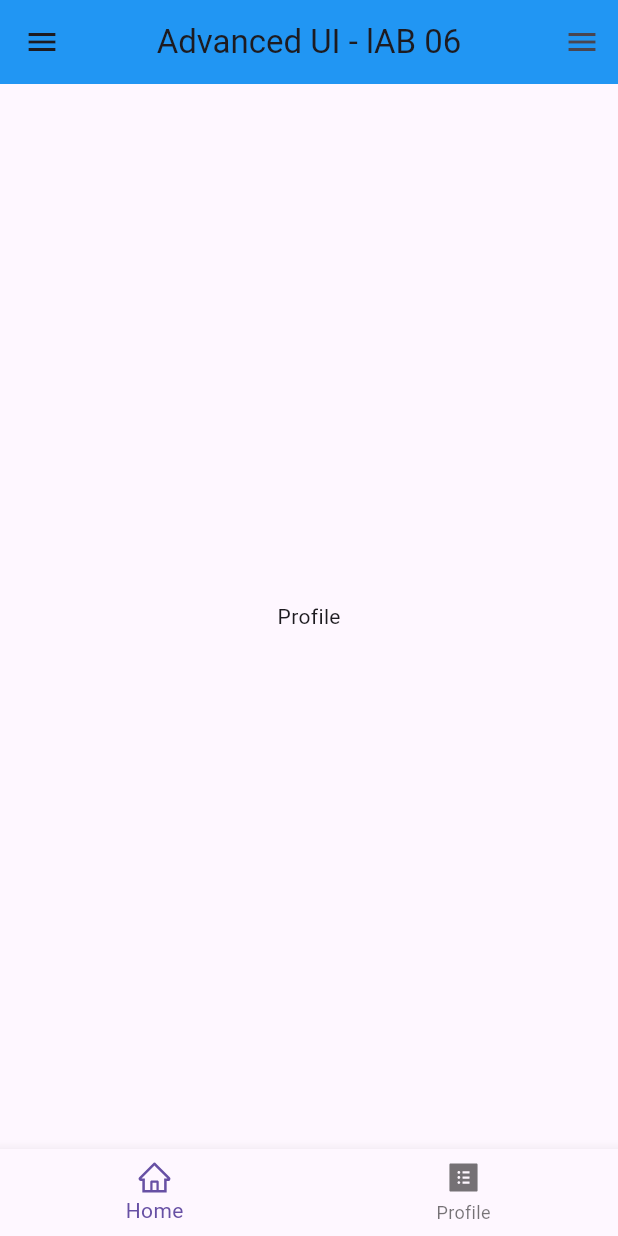
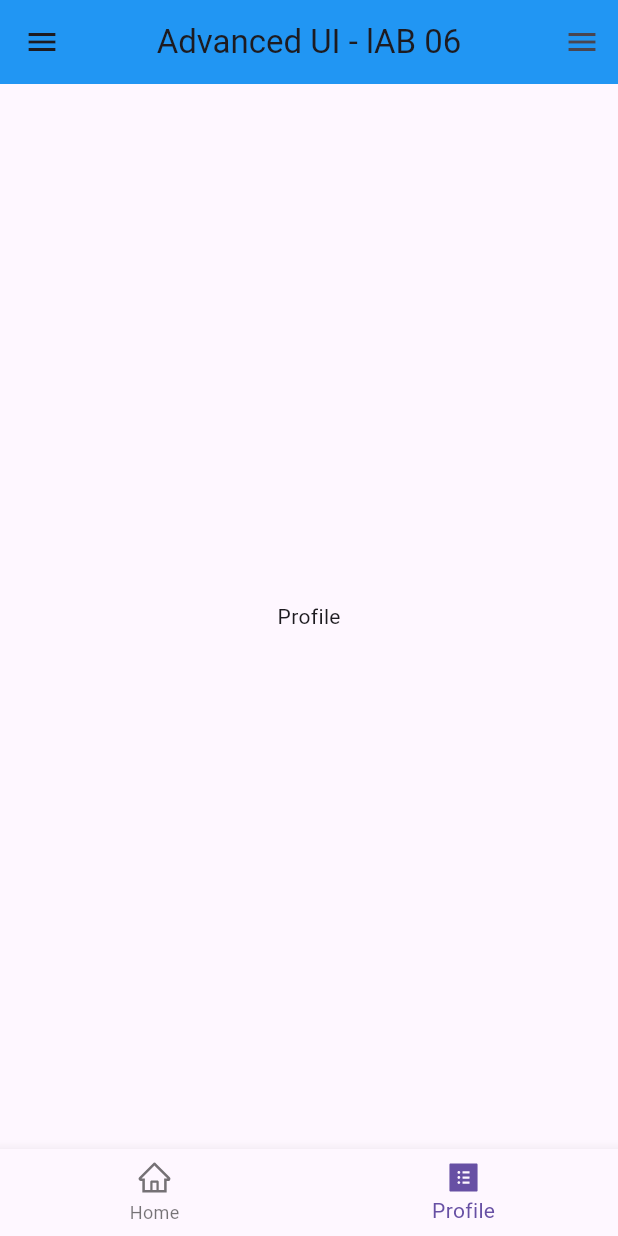
Before and after one commit to saif-pain/mad_lab_06, a Flutter app: the screen it shows after launch, item 2 of the bottom bar chosen, on a phone screen of 412 x 824 dp. Run offline on Flutter 3.47's test engine with Material 3 defaults, Android fonts, the phone set to English and light mode, and no system bars; our stand-ins replace cached_network_image, icons_plus.

Commit message:
btm_nav_03

```diff
--- a/lib/app_body.dart
+++ b/lib/app_body.dart
@@ -22,7 +22,9 @@ class _AppBodyState extends State<AppBody> {
   Widget build(BuildContext context) {
     return Scaffold(
         body: Center(child: pages[currentIndex]),
-        bottomNavigationBar: BottomNavigationBar(onTap: onTapMethod, items: [
+        bottomNavigationBar: BottomNavigationBar(onTap: onTapMethod,
+        currentIndex: currentIndex,
+         items: [
           BottomNavigationBarItem(
             icon: Icon(AntDesign.home_outline),
             label: "Home",
```
